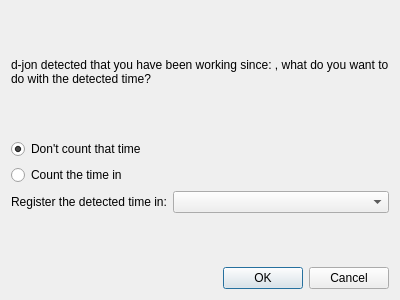
Qt form djon/view/workingdetectionwindow.ui (crossleyjuan/djon) before a commit.
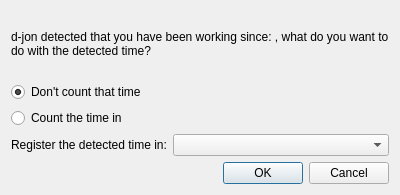
The same form after that commit. Custom widgets are drawn as their Qt base class.

The edit to the form file:
```diff
--- a/djon/view/workingdetectionwindow.ui
+++ b/djon/view/workingdetectionwindow.ui
@@ -7,7 +7,7 @@
     <x>0</x>
     <y>0</y>
     <width>400</width>
-    <height>300</height>
+    <height>195</height>
    </rect>
   </property>
   <property name="windowTitle">
```
